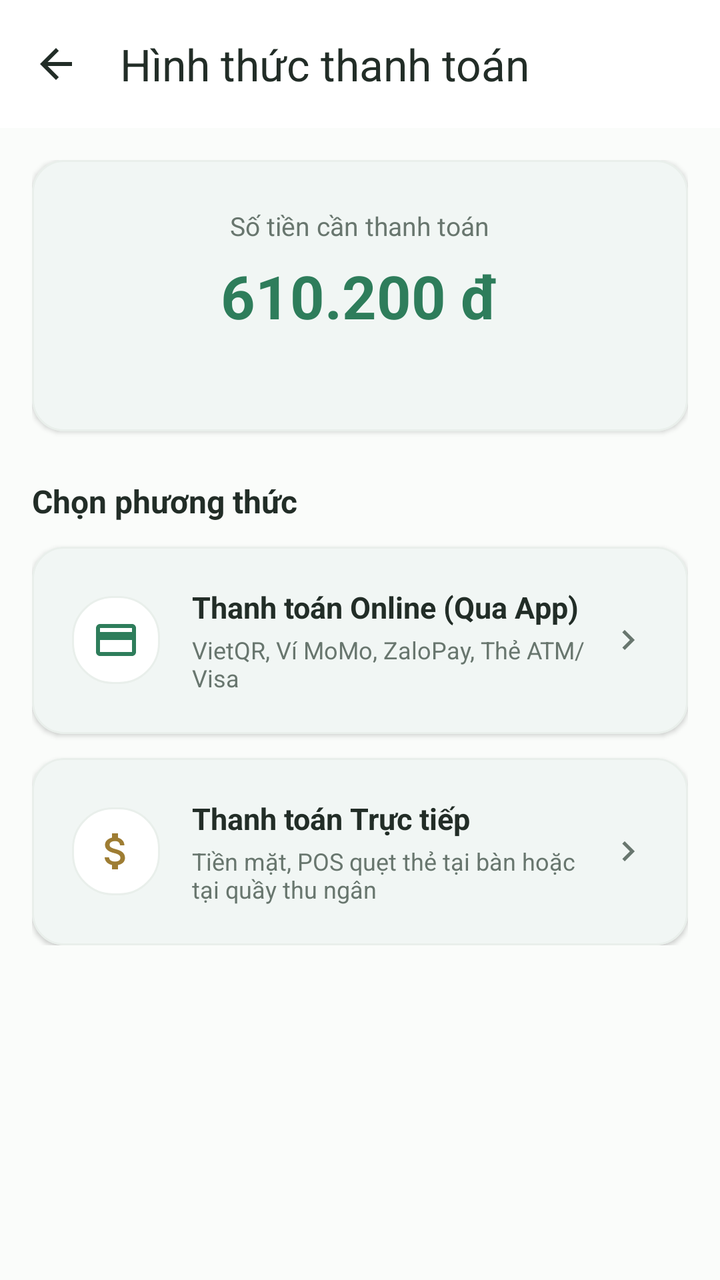
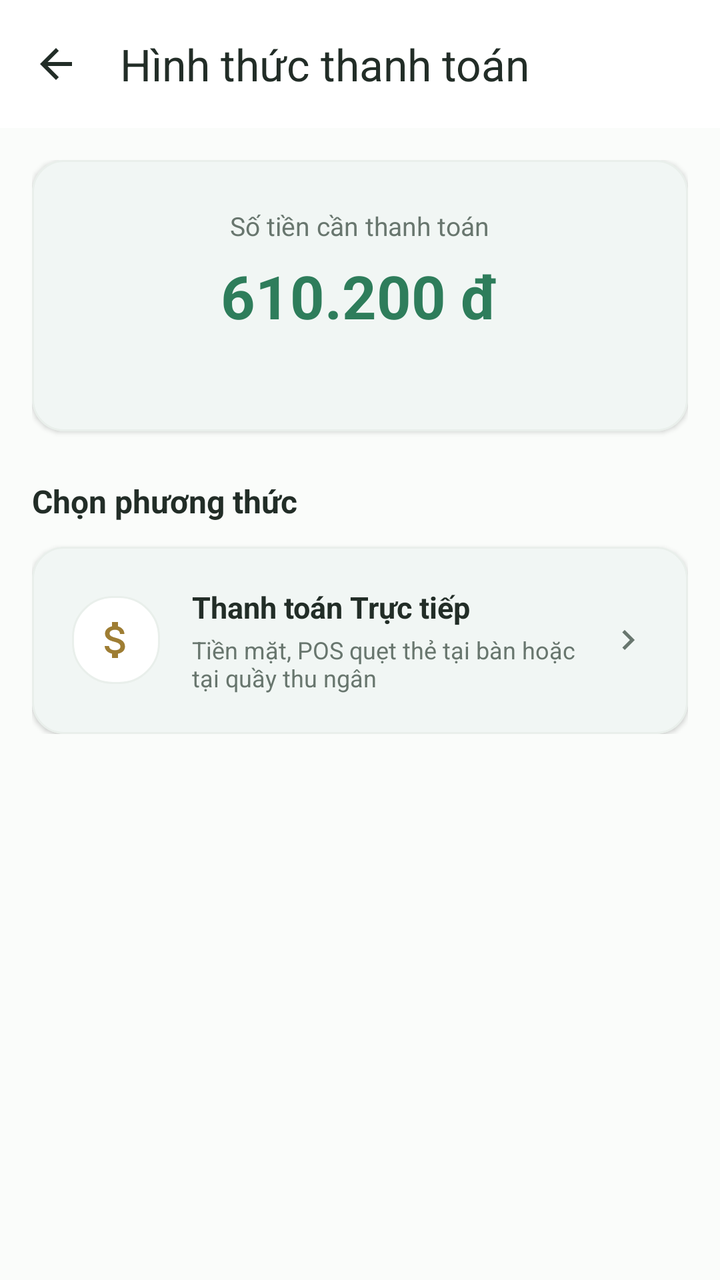

An Android layout rendered at two revisions. The XML below is the earlier revision; the diff shows what the commit changed to produce the second picture.
<!-- AndroidManifest.xml: application theme Theme.VietTable -->
<!-- res/layout/fragment_payment_type.xml -->
<?xml version="1.0" encoding="utf-8"?>
<androidx.coordinatorlayout.widget.CoordinatorLayout
    xmlns:android="http://schemas.android.com/apk/res/android"
    xmlns:app="http://schemas.android.com/apk/res-auto"
    android:layout_width="match_parent"
    android:layout_height="match_parent"
    android:background="@color/bg_cream">

    <com.google.android.material.appbar.AppBarLayout
        android:layout_width="match_parent"
        android:layout_height="wrap_content"
        android:background="@color/surface"
        app:elevation="1dp">

        <com.google.android.material.appbar.MaterialToolbar
            android:id="@+id/toolbar"
            android:layout_width="match_parent"
            android:layout_height="?attr/actionBarSize"
            app:navigationIcon="@drawable/ic_back"
            app:navigationIconTint="@color/text_primary"
            app:title="Hình thức thanh toán"
            app:titleTextColor="@color/text_primary" />
    </com.google.android.material.appbar.AppBarLayout>

    <androidx.core.widget.NestedScrollView
        android:layout_width="match_parent"
        android:layout_height="match_parent"
        android:paddingBottom="96dp"
        app:layout_behavior="@string/appbar_scrolling_view_behavior">

        <LinearLayout
            android:layout_width="match_parent"
            android:layout_height="wrap_content"
            android:orientation="vertical"
            android:padding="16dp">

            
            <com.google.android.material.card.MaterialCardView
                style="@style/Widget.VietTable.Card"
                android:layout_width="match_parent"
                android:layout_height="wrap_content">

                <LinearLayout
                    android:layout_width="match_parent"
                    android:layout_height="wrap_content"
                    android:gravity="center"
                    android:orientation="vertical"
                    android:padding="24dp">

                    <TextView
                        android:layout_width="wrap_content"
                        android:layout_height="wrap_content"
                        android:text="Số tiền cần thanh toán"
                        android:textColor="@color/text_secondary"
                        android:textSize="13sp" />

                    <TextView
                        android:id="@+id/tvPaymentTypeGrandTotal"
                        android:layout_width="wrap_content"
                        android:layout_height="wrap_content"
                        android:layout_marginTop="6dp"
                        android:text="610.200 đ"
                        android:textColor="@color/primary"
                        android:textSize="30sp"
                        android:textStyle="bold" />

                    <TextView
                        android:id="@+id/tvPaymentTypeTable"
                        android:layout_width="wrap_content"
                        android:layout_height="wrap_content"
                        android:layout_marginTop="6dp"
                        android:text=""
                        android:textColor="@color/text_secondary"
                        android:textSize="13sp" />
                </LinearLayout>
            </com.google.android.material.card.MaterialCardView>

            <TextView
                android:layout_width="wrap_content"
                android:layout_height="wrap_content"
                android:layout_marginTop="24dp"
                android:text="Chọn phương thức"
                android:textColor="@color/text_primary"
                android:textSize="16sp"
                android:textStyle="bold" />

            
            <com.google.android.material.card.MaterialCardView
                android:id="@+id/cardPayOnline"
                style="@style/Widget.VietTable.Card"
                android:layout_width="match_parent"
                android:layout_height="wrap_content"
                android:layout_marginTop="12dp">

                <LinearLayout
                    android:layout_width="match_parent"
                    android:layout_height="wrap_content"
                    android:gravity="center_vertical"
                    android:orientation="horizontal"
                    android:padding="20dp">

                    <ImageView
                        android:layout_width="44dp"
                        android:layout_height="44dp"
                        android:background="@drawable/bg_category_chip"
                        android:padding="10dp"
                        android:src="@drawable/ic_card"
                        app:tint="@color/primary" />

                    <LinearLayout
                        android:layout_width="0dp"
                        android:layout_height="wrap_content"
                        android:layout_marginStart="16dp"
                        android:layout_weight="1"
                        android:orientation="vertical">

                        <TextView
                            android:layout_width="wrap_content"
                            android:layout_height="wrap_content"
                            android:text="Thanh toán Online (Qua App)"
                            android:textColor="@color/text_primary"
                            android:textSize="15sp"
                            android:textStyle="bold" />

                        <TextView
                            android:layout_width="wrap_content"
                            android:layout_height="wrap_content"
                            android:layout_marginTop="3dp"
                            android:text="VietQR, Ví MoMo, ZaloPay, Thẻ ATM/Visa"
                            android:textColor="@color/text_secondary"
                            android:textSize="12sp" />
                    </LinearLayout>

                    <ImageView
                        android:layout_width="20dp"
                        android:layout_height="20dp"
                        android:src="@drawable/ic_arrow_forward"
                        app:tint="@color/text_secondary" />
                </LinearLayout>
            </com.google.android.material.card.MaterialCardView>

            
            <com.google.android.material.card.MaterialCardView
                android:id="@+id/cardPayOnsite"
                style="@style/Widget.VietTable.Card"
                android:layout_width="match_parent"
                android:layout_height="wrap_content"
                android:layout_marginTop="12dp">

                <LinearLayout
                    android:layout_width="match_parent"
                    android:layout_height="wrap_content"
                    android:gravity="center_vertical"
                    android:orientation="horizontal"
                    android:padding="20dp">

                    <ImageView
                        android:layout_width="44dp"
                        android:layout_height="44dp"
                        android:background="@drawable/bg_category_chip"
                        android:padding="10dp"
                        android:src="@drawable/ic_cash"
                        app:tint="@color/accent_gold_dark" />

                    <LinearLayout
                        android:layout_width="0dp"
                        android:layout_height="wrap_content"
                        android:layout_marginStart="16dp"
                        android:layout_weight="1"
                        android:orientation="vertical">

                        <TextView
                            android:layout_width="wrap_content"
                            android:layout_height="wrap_content"
                            android:text="Thanh toán Trực tiếp"
                            android:textColor="@color/text_primary"
                            android:textSize="15sp"
                            android:textStyle="bold" />

                        <TextView
                            android:layout_width="wrap_content"
                            android:layout_height="wrap_content"
                            android:layout_marginTop="3dp"
                            android:text="Tiền mặt, POS quẹt thẻ tại bàn hoặc tại quầy thu ngân"
                            android:textColor="@color/text_secondary"
                            android:textSize="12sp" />
                    </LinearLayout>

                    <ImageView
                        android:layout_width="20dp"
                        android:layout_height="20dp"
                        android:src="@drawable/ic_arrow_forward"
                        app:tint="@color/text_secondary" />
                </LinearLayout>
            </com.google.android.material.card.MaterialCardView>

        </LinearLayout>
    </androidx.core.widget.NestedScrollView>

</androidx.coordinatorlayout.widget.CoordinatorLayout>
<!-- resources referenced by this layout -->
<resources>
  <color name="accent_gold_dark">#9E7D33</color>
  <color name="bg_cream">#FAFCFA</color>
  <color name="primary">#2E7D5B</color>
  <color name="surface">#FFFFFF</color>
  <color name="text_primary">#222D27</color>
  <color name="text_secondary">#68766E</color>
  <!-- drawable ic_arrow_forward (drawable) -->
  <vector xmlns:android="http://schemas.android.com/apk/res/android"
      android:width="24dp"
      android:height="24dp"
      android:viewportWidth="24"
      android:viewportHeight="24">
      <path
          android:fillColor="#FF000000"
          android:pathData="M8.59,16.59L13.17,12 8.59,7.41 10,6l6,6 -6,6 -1.41,-1.41z"/>
  </vector>
  <!-- drawable ic_back (drawable) -->
  <vector xmlns:android="http://schemas.android.com/apk/res/android"
      android:width="24dp"
      android:height="24dp"
      android:viewportWidth="24"
      android:viewportHeight="24">
      <path
          android:fillColor="#FF000000"
          android:pathData="M20,11H7.83l5.59,-5.59L12,4l-8,8 8,8 1.41,-1.41L7.83,13H20v-2z"/>
  </vector>
  <style name="Theme.VietTable" parent="Base.Theme.VietTable" />
  <color name="primary_container">#EEF7F2</color>
  <color name="divider">#E9EFEB</color>
  <dimen name="radius_large">16dp</dimen>
  <dimen name="card_elevation">1.5dp</dimen>
  <dimen name="card_stroke_width">1dp</dimen>
  <color name="primary_dark">#24654A</color>
  <color name="on_primary">#FFFFFF</color>
  <color name="on_primary_container">#1B4E38</color>
  <color name="accent_gold">#CCA862</color>
  <color name="white">#FFFFFFFF</color>
  <color name="accent_gold_container">#FAF5EB</color>
  <color name="surface_variant">#F3F7F5</color>
  <color name="semantic_error">#D32F2F</color>
  <style name="Widget.VietTable.Toolbar" parent="Widget.Material3.Toolbar">
          <item name="android:background">@color/surface</item>
          <item name="titleTextColor">@color/text_primary</item>
          <item name="subtitleTextColor">@color/text_secondary</item>
          <item name="navigationIconTint">@color/text_primary</item>
      </style>
  <color name="transparent">#00000000</color>
  <dimen name="btn_height_primary">52dp</dimen>
  <dimen name="radius_medium">12dp</dimen>
  <style name="TextAppearance.VietTable.Button" parent="TextAppearance.Material3.LabelLarge">
          <item name="android:textSize">@dimen/text_button</item>
          <item name="android:textStyle">bold</item>
          <item name="android:textAllCaps">false</item>
      </style>
  <!-- drawable bg_bottom_nav_floating (drawable) -->
  <?xml version="1.0" encoding="utf-8"?>
  <shape xmlns:android="http://schemas.android.com/apk/res/android"
      android:shape="rectangle">
      <solid android:color="@color/surface" />
      <corners android:radius="24dp" />
      <stroke
          android:width="1dp"
          android:color="#E6EFEA" />
  </shape>
  <style name="Widget.VietTable.BottomNav.ActiveIndicator" parent="Widget.Material3.BottomNavigationView.ActiveIndicator">
          <item name="android:color">@color/primary_container</item>
          <item name="android:width">56dp</item>
          <item name="android:height">32dp</item>
          <item name="shapeAppearance">@style/ShapeAppearance.Material3.Corner.Full</item>
      </style>
  <style name="TextAppearance.VietTable.BottomNav.Label" parent="TextAppearance.Material3.LabelSmall">
          <item name="android:textSize">11sp</item>
          <item name="android:textStyle">normal</item>
      </style>
  <style name="TextAppearance.VietTable.BottomNav.Label.Active" parent="TextAppearance.Material3.LabelSmall">
          <item name="android:textSize">11sp</item>
          <item name="android:textStyle">bold</item>
      </style>
  <dimen name="text_button">14sp</dimen>
  <!-- unchanged entries left out for length: 15 -->
</resources>

<!-- the commit's change to res/layout/fragment_payment_type.xml (unified diff, before → after) -->
@@ -87,6 +87,7 @@
             
             <com.google.android.material.card.MaterialCardView
                 android:id="@+id/cardPayOnline"
+                android:visibility="gone"
                 style="@style/Widget.VietTable.Card"
                 android:layout_width="match_parent"
                 android:layout_height="wrap_content"
